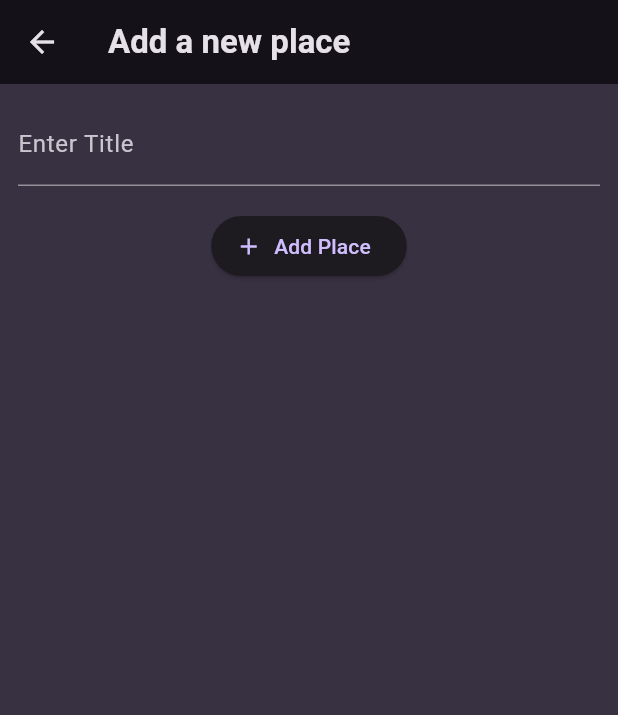
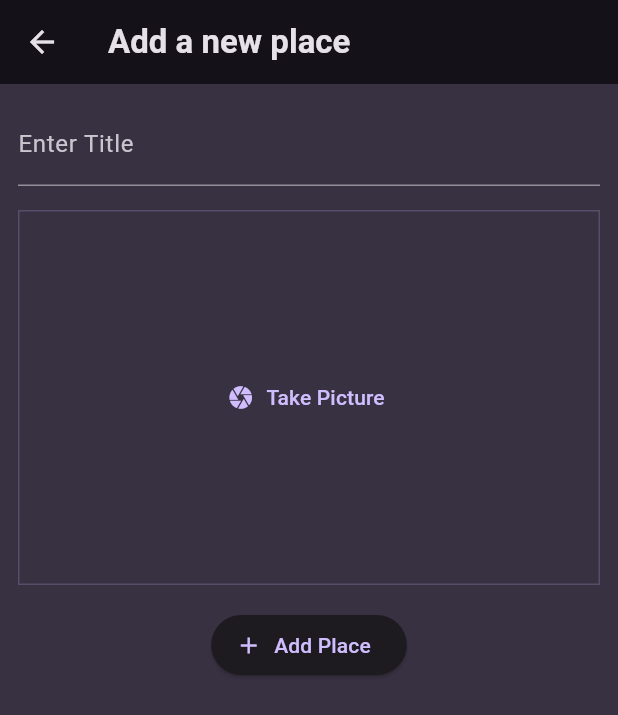
Before and after one commit to Avishka-Dulanjana/Favorite-Places-App, a Flutter app: the AddPlaceScreen screen opened directly, on a phone screen of 412 x 824 dp. Shown: the top 715 px of the screen. Run offline on Flutter 3.47's test engine with Material 3 defaults, Android fonts, the phone set to English and light mode, and no system bars; our stand-ins replace flutter_riverpod, google_fonts, riverpod.

Commit message:
Adding a pick image input

```diff
--- a/lib/screens/add_place.dart
+++ b/lib/screens/add_place.dart
@@ -1,6 +1,7 @@
 import 'package:flutter/material.dart';
 import 'package:flutter_riverpod/flutter_riverpod.dart';
 
+import 'package:favourite_places/widgets/image_input.dart';
 import 'package:favourite_places/provider/user_places.dart';
 
 class AddPlaceScreen extends ConsumerStatefulWidget {
@@ -50,6 +51,8 @@ class _AddPlaceScreenState extends ConsumerState<AddPlaceScreen> {
                   TextStyle(color: Theme.of(context).colorScheme.onBackground),
             ),
             const SizedBox(height: 16),
+            ImageInput(),
+            const SizedBox(height: 16),
             ElevatedButton.icon(
               onPressed: _savePlace,
               icon: const Icon(Icons.add),
--- /dev/null
+++ b/lib/widgets/image_input.dart
@@ -0,0 +1,31 @@
+import 'package:flutter/material.dart';
+
+class ImageInput extends StatefulWidget {
+  const ImageInput({super.key});
+
+  @override
+  State<ImageInput> createState() {
+    return _ImageInputState();
+  }
+}
+
+class _ImageInputState extends State<ImageInput> {
+  @override
+  Widget build(BuildContext context) {
+    return Container(
+      decoration: BoxDecoration(
+        border: Border.all(
+          width: 1,
+          color: Theme.of(context).colorScheme.primary.withOpacity(0.2),
+        ),
+      ),
+      height: 250,
+      width: double.infinity,
+      child: TextButton.icon(
+        icon: const Icon(Icons.camera),
+        label: const Text('Take Picture'),
+        onPressed: () {},
+      ),
+    );
+  }
+}
```
